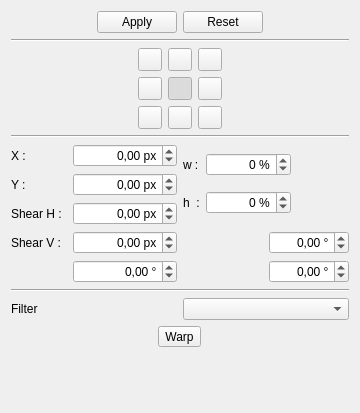
Old version of the form krita/plugins/tools/tool_transform2/wdg_tool_transform.ui in the repository KDE/krita.
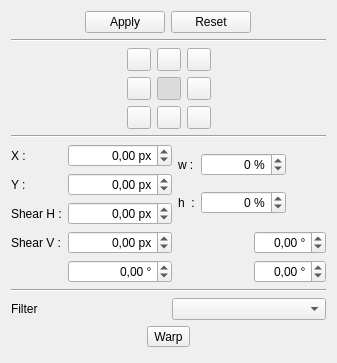
New version of the form. Icons and pictures are not drawn. Custom widgets are drawn as their Qt base class.

Commit message: I realized that I was using tabs instead of spaces in my code, so I changed that. Fixed a bug with shearing : moving the mouse to shear didn't take scale factors into account correctly. Fixed rotation icons not found : I decided to include them directly into the code.

What changed in the file:
```diff
--- a/krita/plugins/tools/tool_transform2/wdg_tool_transform.ui
+++ b/krita/plugins/tools/tool_transform2/wdg_tool_transform.ui
@@ -6,8 +6,8 @@
    <rect>
     <x>0</x>
     <y>0</y>
-    <width>360</width>
-    <height>413</height>
+    <width>337</width>
+    <height>363</height>
    </rect>
   </property>
   <property name="sizePolicy">
```
Left out of the diff: 15 changed lines with no effect on the pictures. The commit also changes 7 other files.
